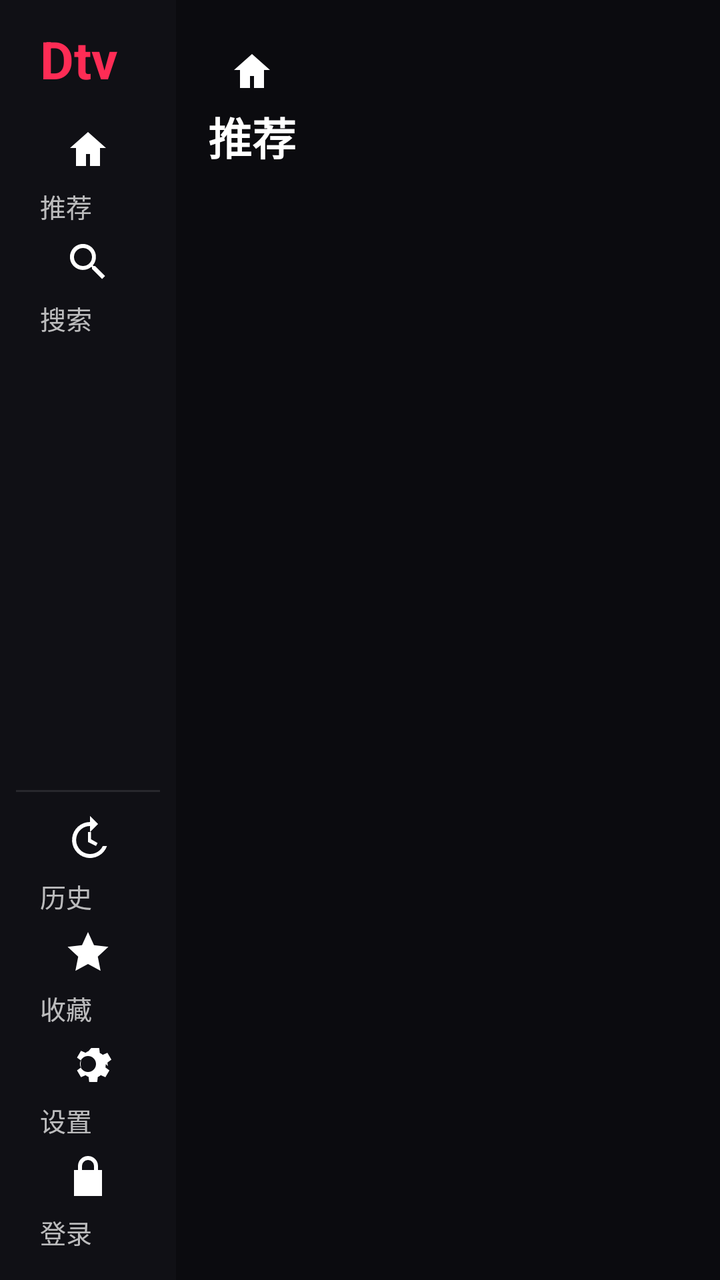
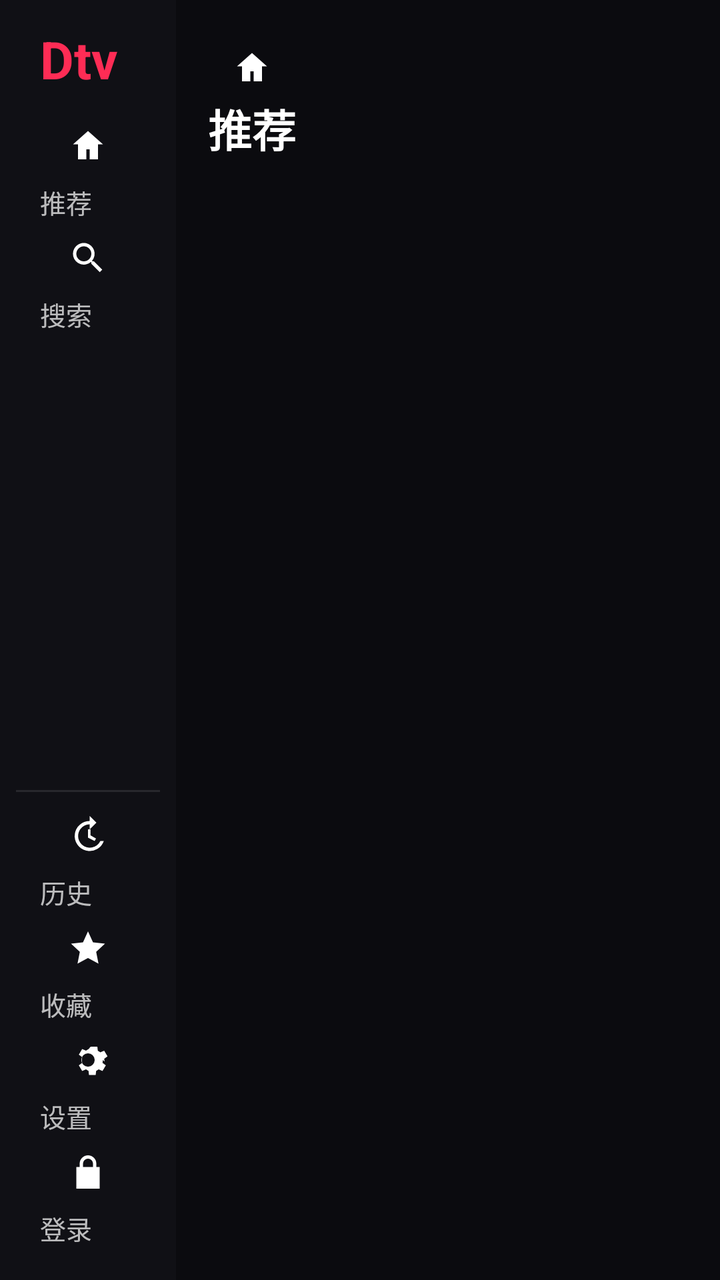

Two renders of the same Android screen: before a commit and after it. Below are the layout's source before the change and the commit's diff.
<!-- AndroidManifest.xml: application theme AppTheme -->
<!-- res/layout/activity_main.xml -->
<?xml version="1.0" encoding="utf-8"?>
<LinearLayout xmlns:android="http://schemas.android.com/apk/res/android"
    android:layout_width="match_parent"
    android:layout_height="match_parent"
    android:background="@color/bg_root"
    android:orientation="horizontal">

    
    <LinearLayout
        android:id="@+id/sidebar"
        android:layout_width="@dimen/tv_nav_width"
        android:layout_height="match_parent"
        android:background="@color/bg_nav"
        android:orientation="vertical"
        android:paddingLeft="@dimen/tv_nav_padding_h"
        android:paddingRight="@dimen/tv_nav_padding_h"
        android:paddingTop="@dimen/tv_nav_padding_v"
        android:paddingBottom="@dimen/tv_nav_padding_v">

        <TextView
            android:layout_width="wrap_content"
            android:layout_height="wrap_content"
            android:layout_marginLeft="@dimen/space_m"
            android:layout_marginBottom="@dimen/space_m"
            android:text="Dtv"
            android:textColor="@color/brand"
            android:textSize="@dimen/tv_nav_logo_size"
            android:textStyle="bold" />

        
        <TextView
            android:id="@+id/navRecommend"
            android:layout_width="match_parent"
            android:layout_height="@dimen/tv_nav_item_height"
            android:layout_marginTop="@dimen/tv_nav_item_margin_v"
            android:background="@drawable/nav_item_bg"
            android:focusable="true"
            android:focusableInTouchMode="true"
            android:gravity="center_vertical"
            android:paddingLeft="@dimen/space_m"
            android:paddingRight="@dimen/space_m"
            android:drawableTop="@drawable/ic_nav_recommend"
        android:drawablePadding="@dimen/space_xs"
        android:text="推荐"
            android:textColor="@color/text_state"
            android:textSize="@dimen/tv_nav_text_size" />

        <TextView
            android:id="@+id/navSearch"
            android:layout_width="match_parent"
            android:layout_height="@dimen/tv_nav_item_height"
            android:layout_marginTop="@dimen/tv_nav_item_margin_v"
            android:background="@drawable/nav_item_bg"
            android:focusable="true"
            android:focusableInTouchMode="true"
            android:gravity="center_vertical"
            android:paddingLeft="@dimen/space_m"
            android:paddingRight="@dimen/space_m"
            android:drawableTop="@drawable/ic_nav_search"
        android:drawablePadding="@dimen/space_xs"
        android:text="搜索"
            android:textColor="@color/text_state"
            android:textSize="@dimen/tv_nav_text_size" />

        <View
            android:layout_width="1dp"
            android:layout_height="0dp"
            android:layout_weight="1" />

        <View
            android:layout_width="match_parent"
            android:layout_height="1dp"
            android:layout_marginBottom="@dimen/space_m"
            android:background="@color/divider" />

        
        <TextView
            android:id="@+id/navHistory"
            android:layout_width="match_parent"
            android:layout_height="@dimen/tv_nav_item_height"
            android:layout_marginBottom="@dimen/tv_nav_item_margin_v"
            android:background="@drawable/nav_item_bg"
            android:focusable="true"
            android:focusableInTouchMode="true"
            android:gravity="center_vertical"
            android:paddingLeft="@dimen/space_m"
            android:paddingRight="@dimen/space_m"
            android:drawableTop="@drawable/ic_nav_history"
        android:drawablePadding="@dimen/space_xs"
        android:text="历史"
            android:textColor="@color/text_state"
            android:textSize="@dimen/tv_nav_text_size" />

        <TextView
            android:id="@+id/navCollect"
            android:layout_width="match_parent"
            android:layout_height="@dimen/tv_nav_item_height"
            android:layout_marginBottom="@dimen/tv_nav_item_margin_v"
            android:background="@drawable/nav_item_bg"
            android:focusable="true"
            android:focusableInTouchMode="true"
            android:gravity="center_vertical"
            android:paddingLeft="@dimen/space_m"
            android:paddingRight="@dimen/space_m"
            android:drawableTop="@drawable/ic_nav_collect"
        android:drawablePadding="@dimen/space_xs"
        android:text="收藏"
            android:textColor="@color/text_state"
            android:textSize="@dimen/tv_nav_text_size" />

        <TextView
            android:id="@+id/navSettings"
            android:layout_width="match_parent"
            android:layout_height="@dimen/tv_nav_item_height"
            android:layout_marginBottom="@dimen/tv_nav_item_margin_v"
            android:background="@drawable/nav_item_bg"
            android:focusable="true"
            android:focusableInTouchMode="true"
            android:gravity="center_vertical"
            android:paddingLeft="@dimen/space_m"
            android:paddingRight="@dimen/space_m"
            android:drawableTop="@drawable/ic_nav_settings"
        android:drawablePadding="@dimen/space_xs"
        android:text="设置"
            android:textColor="@color/text_state"
            android:textSize="@dimen/tv_nav_text_size" />

        <TextView
            android:id="@+id/navLogin"
            android:layout_width="match_parent"
            android:layout_height="@dimen/tv_nav_item_height"
            android:background="@drawable/nav_item_bg"
            android:focusable="true"
            android:focusableInTouchMode="true"
            android:gravity="center_vertical"
            android:paddingLeft="@dimen/space_m"
            android:paddingRight="@dimen/space_m"
            android:drawableTop="@drawable/ic_nav_login"
        android:drawablePadding="@dimen/space_xs"
        android:text="登录"
            android:textColor="@color/text_state"
            android:textSize="@dimen/tv_nav_text_size" />
    </LinearLayout>

    
    <LinearLayout
        android:layout_width="0dp"
        android:layout_height="match_parent"
        android:layout_weight="1"
        android:orientation="vertical">

        
        <LinearLayout
            android:layout_width="match_parent"
            android:layout_height="wrap_content"
            android:gravity="center_vertical"
            android:orientation="horizontal"
            android:paddingLeft="@dimen/tv_content_padding"
            android:paddingRight="@dimen/tv_content_padding"
            android:paddingTop="@dimen/space_xl"
            android:paddingBottom="@dimen/space_m">

            <TextView
                android:id="@+id/tvSectionTitle"
                android:layout_width="wrap_content"
                android:layout_height="wrap_content"
                android:drawableTop="@drawable/ic_nav_recommend"
        android:drawablePadding="@dimen/space_xs"
        android:text="推荐"
                android:textColor="@color/text_primary"
                android:textSize="@dimen/tv_section_title_size"
                android:textStyle="bold" />

            <TextView
                android:id="@+id/tvCount"
                android:layout_width="wrap_content"
                android:layout_height="wrap_content"
                android:textColor="@color/text_tertiary"
                android:textSize="@dimen/text_caption" />

            <View
                android:layout_width="0dp"
                android:layout_height="1dp"
                android:layout_weight="1" />

            <TextView
                android:id="@+id/tvHint"
                android:layout_width="wrap_content"
                android:layout_height="wrap_content"
                android:gravity="right"
                android:textColor="@color/text_tertiary"
                android:textSize="@dimen/text_caption" />
        </LinearLayout>

        
        <HorizontalScrollView
            android:id="@+id/tabScroll"
            android:layout_width="match_parent"
            android:layout_height="wrap_content"
            android:paddingLeft="@dimen/tv_content_padding"
            android:paddingRight="@dimen/tv_content_padding"
            android:scrollbars="none">

            <LinearLayout
                android:id="@+id/tabContainer"
                android:layout_width="wrap_content"
                android:layout_height="wrap_content"
                android:orientation="horizontal" />
        </HorizontalScrollView>

        
        <FrameLayout
            android:layout_width="match_parent"
            android:layout_height="0dp"
            android:layout_weight="1"
            android:paddingLeft="@dimen/tv_content_padding"
            android:paddingRight="@dimen/tv_content_padding"
            android:paddingBottom="@dimen/tv_content_padding">

            <androidx.recyclerview.widget.RecyclerView
                android:id="@+id/gridView"
                android:layout_width="match_parent"
                android:layout_height="match_parent"
                android:clipToPadding="false"
                android:paddingTop="@dimen/space_m"
                android:paddingBottom="@dimen/infobar_height"
                android:scrollbars="none" />

              
              <LinearLayout
                  android:id="@+id/infobar"
                  android:visibility="gone"
                  android:layout_width="match_parent"
                  android:layout_height="@dimen/infobar_height"
                  android:layout_gravity="bottom"
                  android:background="@color/scrim_panel"
                  android:gravity="center_vertical"
                  android:orientation="horizontal"
                  android:paddingLeft="@dimen/space_m"
                  android:paddingRight="@dimen/space_m">

                  <TextView
                      android:id="@+id/tvInfoTitle"
                      android:layout_width="0dp"
                      android:layout_height="wrap_content"
                      android:layout_weight="1"
                      android:ellipsize="end"
                      android:maxLines="1"
                      android:textColor="@color/text_primary"
                      android:textSize="@dimen/infobar_title_size" />

                  <TextView
                      android:id="@+id/tvInfoMeta"
                      android:layout_width="wrap_content"
                      android:layout_height="wrap_content"
                      android:ellipsize="end"
                      android:maxLines="1"
                      android:textColor="@color/text_secondary"
                      android:textSize="@dimen/infobar_meta_size" />
              </LinearLayout>

            
            <LinearLayout
                android:id="@+id/placeholder"
                android:layout_width="match_parent"
                android:layout_height="match_parent"
                android:gravity="center"
                android:orientation="vertical"
                android:visibility="gone">

                <ProgressBar
                    android:id="@+id/pbLoading"
                    android:layout_width="@dimen/tv_placeholder_icon"
                    android:layout_height="@dimen/tv_placeholder_icon"
                    android:visibility="gone" />

                <TextView
                    android:id="@+id/tvPlaceholder"
                    android:layout_width="wrap_content"
                    android:layout_height="wrap_content"
                    android:layout_marginTop="@dimen/space_m"
                    android:gravity="center"
                    android:lineSpacingExtra="6dp"
                    android:textColor="@color/text_secondary"
                    android:textSize="@dimen/tv_placeholder_text" />

                <TextView
                    android:id="@+id/btnRetry"
                    android:layout_width="wrap_content"
                    android:layout_height="@dimen/tv_btn_height"
                    android:layout_marginTop="@dimen/tv_placeholder_btn_gap"
                    android:background="@drawable/focus_chip"
                    android:focusable="true"
                    android:focusableInTouchMode="true"
                    android:gravity="center"
                    android:minWidth="@dimen/tv_btn_min_width"
                    android:paddingLeft="@dimen/tv_btn_padding_h"
                    android:paddingRight="@dimen/tv_btn_padding_h"
                    android:text="重试"
                    android:textColor="@color/btn_text"
                    android:textSize="@dimen/tv_btn_text_size"
                    android:visibility="gone" />
            </LinearLayout>
        </FrameLayout>
    </LinearLayout>
</LinearLayout>
<!-- resources referenced by this layout -->
<resources>
  <color name="bg_nav">#FF101015</color>
  <color name="bg_root">#FF0B0B0F</color>
  <color name="brand">#FFFE2C55</color>
  <color name="divider">#1AFFFFFF</color>
  <color name="scrim_panel">#E61A1A22</color>
  <color name="text_primary">#FFFFFFFF</color>
  <color name="text_tertiary">#7AFFFFFF</color>
  <dimen name="infobar_height">52dp</dimen>
  <dimen name="infobar_meta_size">14sp</dimen>
  <dimen name="infobar_title_size">18sp</dimen>
  <dimen name="space_m">12dp</dimen>
  <dimen name="space_xl">24dp</dimen>
  <dimen name="space_xs">4dp</dimen>
  <dimen name="text_caption">14sp</dimen>
  <dimen name="tv_btn_height">46dp</dimen>
  <dimen name="tv_btn_min_width">120dp</dimen>
  <dimen name="tv_btn_padding_h">24dp</dimen>
  <dimen name="tv_btn_text_size">18sp</dimen>
  <dimen name="tv_content_padding">16dp</dimen>
  <dimen name="tv_nav_item_height">52dp</dimen>
  <dimen name="tv_nav_logo_size">26dp</dimen>
  <dimen name="tv_nav_padding_h">8dp</dimen>
  <dimen name="tv_nav_padding_v">12dp</dimen>
  <dimen name="tv_nav_text_size">13sp</dimen>
  <dimen name="tv_nav_width">88dp</dimen>
  <!-- drawable ic_nav_collect (drawable) -->
  <?xml version="1.0" encoding="utf-8"?>
  <vector xmlns:android="http://schemas.android.com/apk/res/android"
      android:width="24dp" android:height="24dp"
      android:viewportWidth="24" android:viewportHeight="24">
      <path android:fillColor="#FFFFFFFF" android:pathData="M12 2l3 6.6 7.2.8-5.3 4.9 1.4 7.1L12 18l-6.3 3.4 1.4-7.1L1.8 9.4 9 8.6z" />
  </vector>
  <!-- drawable ic_nav_history (drawable) -->
  <?xml version="1.0" encoding="utf-8"?>
  <vector xmlns:android="http://schemas.android.com/apk/res/android"
      android:width="24dp" android:height="24dp"
      android:viewportWidth="24" android:viewportHeight="24">
      <path android:fillColor="#FFFFFFFF" android:pathData="M13 3a9 9 0 1 0 8.5 12h-2.1A7 7 0 1 1 13 5v3l4-4-4-4zm-1 5v5l4 2 .8-1.5-3.3-1.9V8z" />
  </vector>
  <!-- drawable ic_nav_login (drawable) -->
  <?xml version="1.0" encoding="utf-8"?>
  <vector xmlns:android="http://schemas.android.com/apk/res/android"
      android:width="24dp" android:height="24dp"
      android:viewportWidth="24" android:viewportHeight="24">
      <path android:fillColor="#FFFFFFFF" android:pathData="M12 2a5 5 0 0 0-5 5v2H5v13h14V9h-2V7a5 5 0 0 0-5-5zm-3 7V7a3 3 0 1 1 6 0v2z" />
  </vector>
  <!-- drawable ic_nav_recommend (drawable) -->
  <?xml version="1.0" encoding="utf-8"?>
  <vector xmlns:android="http://schemas.android.com/apk/res/android"
      android:width="24dp" android:height="24dp"
      android:viewportWidth="24" android:viewportHeight="24">
      <path android:fillColor="#FFFFFFFF" android:pathData="M12 3l9 8h-3v9h-5v-6h-2v6H6v-9H3z" />
  </vector>
  <!-- drawable ic_nav_search (drawable) -->
  <?xml version="1.0" encoding="utf-8"?>
  <vector xmlns:android="http://schemas.android.com/apk/res/android"
      android:width="24dp" android:height="24dp"
      android:viewportWidth="24" android:viewportHeight="24">
      <path android:fillColor="#FFFFFFFF" android:pathData="M15.5 14h-.8l-.3-.3a6.5 6.5 0 1 0-.7.7l.3.3v.8l5 5 1.5-1.5-5-5zm-6 0a4.5 4.5 0 1 1 0-9 4.5 4.5 0 0 1 0 9z" />
  </vector>
  <!-- drawable ic_nav_settings (drawable) -->
  <?xml version="1.0" encoding="utf-8"?>
  <vector xmlns:android="http://schemas.android.com/apk/res/android"
      android:width="24dp" android:height="24dp"
      android:viewportWidth="24" android:viewportHeight="24">
      <path android:fillColor="#FFFFFFFF" android:pathData="M12 8a4 4 0 1 0 0 8 4 4 0 0 0 0-8zm8.9 4c0 .6-.1 1.2-.2 1.7l2 1.5-2 3.4-2.3-1a7 7 0 0 1-1.5.9l-.3 2.5h-4l-.3-2.5a7 7 0 0 1-1.5-.9l-2.3 1-2-3.4 2-1.5a8 8 0 0 1 0-3.4l-2-1.5 2-3.4 2.3 1a7 7 0 0 1 1.5-.9L13.6 4h4l.3 2.5a7 7 0 0 1 1.5.9l2.3-1 2 3.4-2 1.5c.1.5.2 1.1.2 1.7z" />
  </vector>
  <dimen name="radius_m">10dp</dimen>
  <color name="bg_chip">#FF23232C</color>
  <color name="bg_surface_hi">#FF1F1F28</color>
  <dimen name="focus_stroke_width">2dp</dimen>
  <color name="focus_stroke">#FFFE2C55</color>
  <color name="brand_tint">#14FE2C55</color>
  <!-- unchanged entries left out for length: 9 -->
</resources>

<!-- the commit's change to res/layout/activity_main.xml (unified diff, before → after) -->
@@ -41,6 +41,7 @@
             android:paddingRight="@dimen/space_m"
             android:drawableTop="@drawable/ic_nav_recommend"
         android:drawablePadding="@dimen/space_xs"
+        android:includeFontPadding="false"
         android:text="推荐"
             android:textColor="@color/text_state"
             android:textSize="@dimen/tv_nav_text_size" />
@@ -58,6 +59,7 @@
             android:paddingRight="@dimen/space_m"
             android:drawableTop="@drawable/ic_nav_search"
         android:drawablePadding="@dimen/space_xs"
+        android:includeFontPadding="false"
         android:text="搜索"
             android:textColor="@color/text_state"
             android:textSize="@dimen/tv_nav_text_size" />
@@ -87,6 +89,7 @@
             android:paddingRight="@dimen/space_m"
             android:drawableTop="@drawable/ic_nav_history"
         android:drawablePadding="@dimen/space_xs"
+        android:includeFontPadding="false"
         android:text="历史"
             android:textColor="@color/text_state"
             android:textSize="@dimen/tv_nav_text_size" />
@@ -104,6 +107,7 @@
             android:paddingRight="@dimen/space_m"
             android:drawableTop="@drawable/ic_nav_collect"
         android:drawablePadding="@dimen/space_xs"
+        android:includeFontPadding="false"
         android:text="收藏"
             android:textColor="@color/text_state"
             android:textSize="@dimen/tv_nav_text_size" />
@@ -121,6 +125,7 @@
             android:paddingRight="@dimen/space_m"
             android:drawableTop="@drawable/ic_nav_settings"
         android:drawablePadding="@dimen/space_xs"
+        android:includeFontPadding="false"
         android:text="设置"
             android:textColor="@color/text_state"
             android:textSize="@dimen/tv_nav_text_size" />
@@ -137,6 +142,7 @@
             android:paddingRight="@dimen/space_m"
             android:drawableTop="@drawable/ic_nav_login"
         android:drawablePadding="@dimen/space_xs"
+        android:includeFontPadding="false"
         android:text="登录"
             android:textColor="@color/text_state"
             android:textSize="@dimen/tv_nav_text_size" />
@@ -166,6 +172,7 @@
                 android:layout_height="wrap_content"
                 android:drawableTop="@drawable/ic_nav_recommend"
         android:drawablePadding="@dimen/space_xs"
+        android:includeFontPadding="false"
         android:text="推荐"
                 android:textColor="@color/text_primary"
                 android:textSize="@dimen/tv_section_title_size"
<!-- resource entries referenced after the edit -->
@@ -28,42 +28,42 @@
   <!-- drawable ic_nav_collect (drawable) -->
   <?xml version="1.0" encoding="utf-8"?>
   <vector xmlns:android="http://schemas.android.com/apk/res/android"
-      android:width="24dp" android:height="24dp"
+      android:width="20dp" android:height="20dp"
       android:viewportWidth="24" android:viewportHeight="24">
       <path android:fillColor="#FFFFFFFF" android:pathData="M12 2l3 6.6 7.2.8-5.3 4.9 1.4 7.1L12 18l-6.3 3.4 1.4-7.1L1.8 9.4 9 8.6z" />
   </vector>
   <!-- drawable ic_nav_history (drawable) -->
   <?xml version="1.0" encoding="utf-8"?>
   <vector xmlns:android="http://schemas.android.com/apk/res/android"
-      android:width="24dp" android:height="24dp"
+      android:width="20dp" android:height="20dp"
       android:viewportWidth="24" android:viewportHeight="24">
       <path android:fillColor="#FFFFFFFF" android:pathData="M13 3a9 9 0 1 0 8.5 12h-2.1A7 7 0 1 1 13 5v3l4-4-4-4zm-1 5v5l4 2 .8-1.5-3.3-1.9V8z" />
   </vector>
   <!-- drawable ic_nav_login (drawable) -->
   <?xml version="1.0" encoding="utf-8"?>
   <vector xmlns:android="http://schemas.android.com/apk/res/android"
-      android:width="24dp" android:height="24dp"
+      android:width="20dp" android:height="20dp"
       android:viewportWidth="24" android:viewportHeight="24">
       <path android:fillColor="#FFFFFFFF" android:pathData="M12 2a5 5 0 0 0-5 5v2H5v13h14V9h-2V7a5 5 0 0 0-5-5zm-3 7V7a3 3 0 1 1 6 0v2z" />
   </vector>
   <!-- drawable ic_nav_recommend (drawable) -->
   <?xml version="1.0" encoding="utf-8"?>
   <vector xmlns:android="http://schemas.android.com/apk/res/android"
-      android:width="24dp" android:height="24dp"
+      android:width="20dp" android:height="20dp"
       android:viewportWidth="24" android:viewportHeight="24">
       <path android:fillColor="#FFFFFFFF" android:pathData="M12 3l9 8h-3v9h-5v-6h-2v6H6v-9H3z" />
   </vector>
   <!-- drawable ic_nav_search (drawable) -->
   <?xml version="1.0" encoding="utf-8"?>
   <vector xmlns:android="http://schemas.android.com/apk/res/android"
-      android:width="24dp" android:height="24dp"
+      android:width="20dp" android:height="20dp"
       android:viewportWidth="24" android:viewportHeight="24">
       <path android:fillColor="#FFFFFFFF" android:pathData="M15.5 14h-.8l-.3-.3a6.5 6.5 0 1 0-.7.7l.3.3v.8l5 5 1.5-1.5-5-5zm-6 0a4.5 4.5 0 1 1 0-9 4.5 4.5 0 0 1 0 9z" />
   </vector>
   <!-- drawable ic_nav_settings (drawable) -->
   <?xml version="1.0" encoding="utf-8"?>
   <vector xmlns:android="http://schemas.android.com/apk/res/android"
-      android:width="24dp" android:height="24dp"
+      android:width="20dp" android:height="20dp"
       android:viewportWidth="24" android:viewportHeight="24">
       <path android:fillColor="#FFFFFFFF" android:pathData="M12 8a4 4 0 1 0 0 8 4 4 0 0 0 0-8zm8.9 4c0 .6-.1 1.2-.2 1.7l2 1.5-2 3.4-2.3-1a7 7 0 0 1-1.5.9l-.3 2.5h-4l-.3-2.5a7 7 0 0 1-1.5-.9l-2.3 1-2-3.4 2-1.5a8 8 0 0 1 0-3.4l-2-1.5 2-3.4 2.3 1a7 7 0 0 1 1.5-.9L13.6 4h4l.3 2.5a7 7 0 0 1 1.5.9l2.3-1 2 3.4-2 1.5c.1.5.2 1.1.2 1.7z" />
   </vector>
